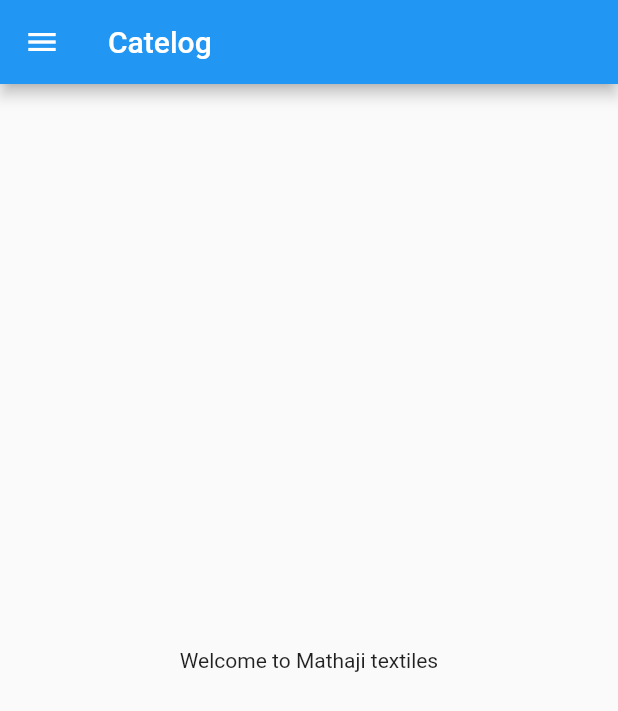
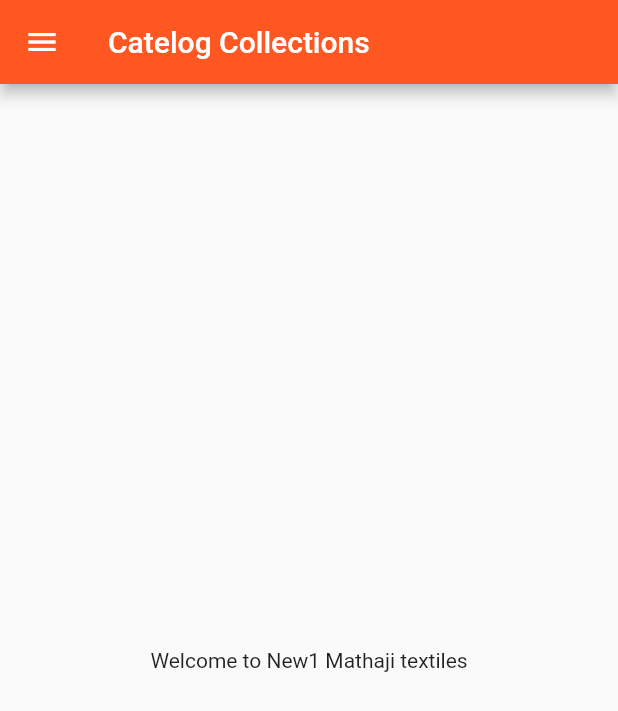
Before and after one commit to Dinesh-choudhary-Wow/Flutter_1st_Project, a Flutter app: the screen it shows after launch, on a phone screen of 412 x 824 dp. Shown: the top 711 px of the screen. Run offline on Flutter 3.47's test engine with Material 2 defaults, Android fonts, the phone set to English and light mode, and no system bars.

Commit message:
day 3 completed

```diff
--- a/lib/main.dart
+++ b/lib/main.dart
@@ -1,5 +1,7 @@
 import 'package:flutter/material.dart';
-import 'package:flutter_newp/home_page.dart';
+
+import 'screens/home_page.dart';
+import 'screens/login_page.dart';
 
 void main() {
   runApp(MyApp());
@@ -10,7 +12,17 @@
   @override
   Widget build(BuildContext context) {
     return MaterialApp(
-      home: HomePage(),
+      themeMode: ThemeMode.light,
+      theme: ThemeData(primarySwatch: Colors.deepOrange),
+      darkTheme: ThemeData(
+        brightness: Brightness.dark,
+      ),
+      initialRoute: "/home",
+      routes: {
+        "/": (context) => LoginPage(),
+        "/home": (context) => HomePage(),
+        "/login": (context) => LoginPage(),
+      },
     );
   }
 }
--- a/lib/home_page.dart
+++ b/lib/screens/home_page.dart
@@ -3,11 +3,11 @@
 class HomePage extends StatelessWidget {
   @override
   Widget build(BuildContext context) {
-    final String ShopIntro = "Welcome to Mathaji textiles";
+    final String ShopIntro = "Welcome to New1 Mathaji textiles";
 
     return Scaffold(
       appBar: AppBar(
-        title: Text("Catelog"),
+        title: Text("Catelog Collections"),
       ),
       body: Center(
         child: Container(
```
Also changed, not shown: lib/screens/login_page.dart (added, +18 -0 lines), 1 other file.
